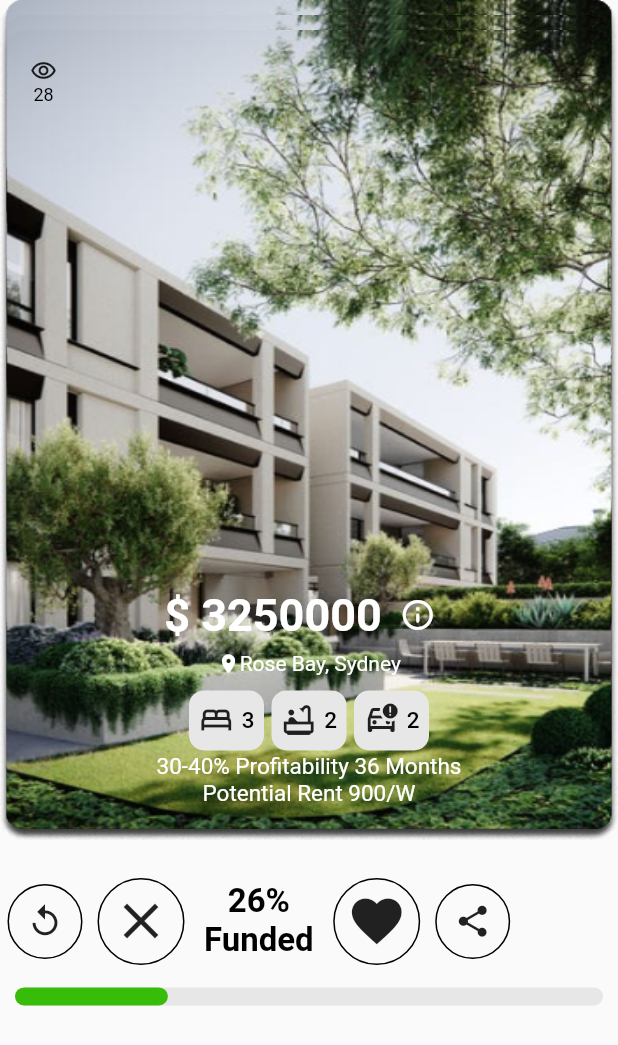
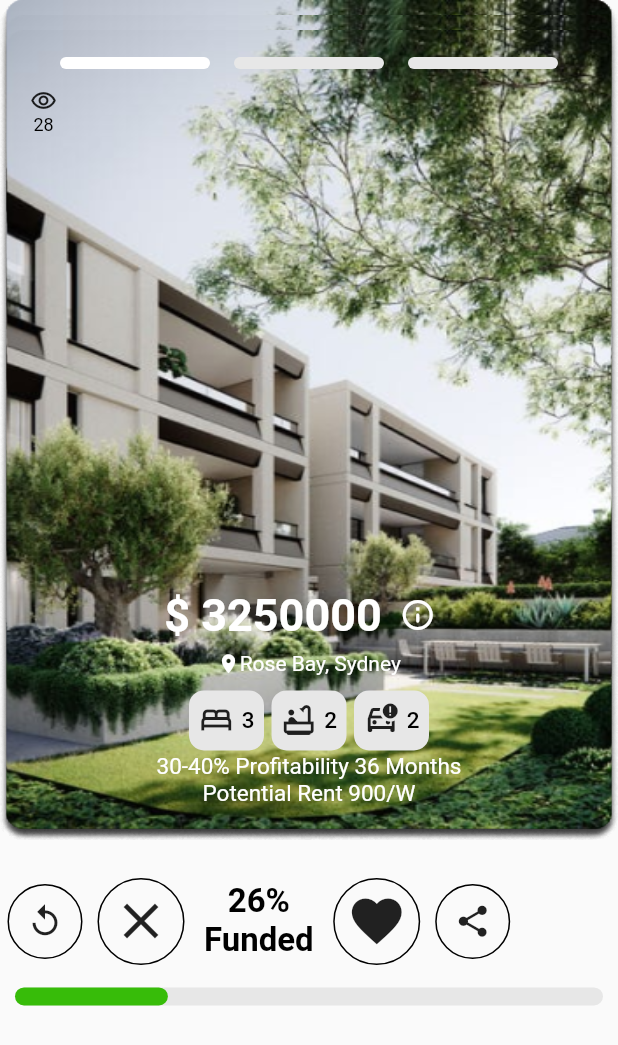
Before and after one commit to stevan2021/Buy_Mates, a Flutter app: the ActivityScreen widget shown alone on an empty page, opened directly, on a phone screen of 412 x 824 dp. Shown: the top 1045 px of the screen. Run offline on Flutter 3.47's test engine with Material 2 defaults, Android fonts, the phone set to English and light mode, and no system bars; drawn by our look-alikes of percent_indicator; our stand-ins replace animated_bottom_navigation_bar, eva_icons_flutter, fl_chart; missing offline and left inert: date_time_format, proste_bezier_curve.

Commit message:
Added Image slides

```diff
--- a/lib/main.dart
+++ b/lib/main.dart
@@ -23,6 +23,7 @@ class MyApp extends StatelessWidget {
         ),
       ],
       child: MaterialApp(
+        debugShowCheckedModeBanner: false,
         theme: ThemeData(
           primaryColor: Colors.black,
           backgroundColor: Colors.white,
--- a/lib/screens/home/activity_screen.dart
+++ b/lib/screens/home/activity_screen.dart
@@ -1,6 +1,5 @@
 import 'package:buy_mate/providers/bottom_navigation_provider.dart';
 import 'package:flutter/material.dart';
-import 'package:flutter_swipecards/flutter_swipecards.dart';
 import 'package:buy_mate/constants/color.dart';
 import 'package:buy_mate/functions/next_page.dart';
 import 'package:buy_mate/screens/home/allocation_screen.dart';
@@ -29,16 +28,12 @@ class _ActivityScreenState extends State<ActivityScreen> {
           id: '1',
           likes: 28,
           location: 'Rose Bay, Sydney',
-          image: 'asset/card_image.png',
+          image: [
+            'asset/card_image.png',
+            'asset/calculator.png',
+            'asset/card_image.png',
+          ],
           parking: 2));
-  final List<PeopleLiked> _peopleLiked = List.generate(
-    15,
-    (index) => PeopleLiked(
-        image: 'asset/heart.png',
-        name: 'Person $index',
-        subtitle: 'Some subtitle',
-        allocated: index % 2 == 0 ? 35 : null),
-  );
 
   late CardInfo _currentCard;
 
@@ -55,10 +50,12 @@ class _ActivityScreenState extends State<ActivityScreen> {
         SizedBox(
           height: MediaQuery.of(context).size.height * 0.68,
           child: Stack(
-            children: List.generate(_cardInfo.length,
-                    (index) => cardWithImage(context: context, index: index))
-                .reversed
-                .toList(),
+            children: List.generate(
+                _cardInfo.length,
+                (index) => CardWithImage(
+                      index: index,
+                      cardInfo: _cardInfo,
+                    )).reversed.toList(),
           ),
         ),
         const SizedBox(
@@ -114,131 +111,30 @@ class _ActivityScreenState extends State<ActivityScreen> {
       ],
     );
   }
+}
 
-  SizedBox cardWithImage({required BuildContext context, required int index}) {
-    return SizedBox(
-      child: Padding(
-        padding: EdgeInsets.only(
-            top: index == 0
-                ? 20
-                : index == 1
-                    ? 10
-                    : 0),
-        child: ClipRect(
-          clipBehavior: Clip.antiAliasWithSaveLayer,
-          child: Stack(
-            fit: StackFit.expand,
-            children: [
-              Image.asset(
-                _cardInfo[index].image,
-                fit: BoxFit.fill,
-              ),
-              Positioned(
-                top: 10,
-                left: 5,
-                child: IconButton(
-                  onPressed: () {
-                    showBottomSheetWidget(
-                        context: context, peopleLiked: _peopleLiked);
-                  },
-                  icon: Column(
-                    children: [
-                      const Flexible(
-                        child: Icon(
-                          Icons.remove_red_eye_outlined,
-                          size: 18,
-                        ),
-                      ),
-                      regularText(
-                          text: _cardInfo[index].likes.toString(),
-                          color: kBlackColor,
-                          size: 12)
-                    ],
-                  ),
-                ),
-              ),
-              Align(
-                alignment: Alignment.bottomCenter,
-                child: Column(
-                  crossAxisAlignment: CrossAxisAlignment.stretch,
-                  mainAxisAlignment: MainAxisAlignment.end,
-                  children: [
-                    Row(
-                      crossAxisAlignment: CrossAxisAlignment.center,
-                      mainAxisAlignment: MainAxisAlignment.center,
-                      children: [
-                        boldText(
-                            text: '\$ ${_cardInfo[index].cost.toString()}',
-                            textAlign: TextAlign.center),
-                        IconButton(
-                          onPressed: () => nextPage(
-                              context: context,
-                              widget: const DescriptionScreen()),
-                          icon: const Icon(
-                            Icons.info_outline_rounded,
-                            color: kWhiteColor,
-                          ),
-                        ),
-                      ],
-                    ),
-                    Row(
-                      crossAxisAlignment: CrossAxisAlignment.center,
-                      mainAxisAlignment: MainAxisAlignment.center,
-                      children: [
-                        const Icon(
-                          Icons.location_on,
-                          color: kWhiteColor,
-                          size: 15,
-                        ),
-                        regularText(text: _cardInfo[index].location),
-                      ],
-                    ),
-                    const SizedBox(
-                      height: 10,
-                    ),
-                    Row(
-                      crossAxisAlignment: CrossAxisAlignment.center,
-                      mainAxisAlignment: MainAxisAlignment.center,
-                      children: [
-                        _smallCards(
-                            text: _cardInfo[index].bed.toString(),
-                            icon: Icons.bed_outlined),
-                        const SizedBox(
-                          width: 5,
-                        ),
-                        _smallCards(
-                            text: _cardInfo[index].bathroom.toString(),
-                            icon: Icons.bathtub_outlined),
-                        const SizedBox(
-                          width: 5,
-                        ),
-                        _smallCards(
-                            text: _cardInfo[index].parking.toString(),
-                            icon: Icons.car_crash_outlined),
-                      ],
-                    ),
-                    SizedBox(
-                      width: 10,
-                      height: 40,
-                      child: Center(
-                        child: regularText(
-                            text: _cardInfo[index].text,
-                            size: 15,
-                            textAlign: TextAlign.center),
-                      ),
-                    ),
-                    const SizedBox(
-                      height: 20,
-                    ),
-                  ],
-                ),
-              ),
-            ],
-          ),
-        ),
-      ),
-    );
-  }
+class CardWithImage extends StatefulWidget {
+  final List<CardInfo> cardInfo;
+  final int index;
+
+  const CardWithImage({Key? key, required this.index, required this.cardInfo})
+      : super(key: key);
+
+  @override
+  State<CardWithImage> createState() => _CardWithImageState();
+}
+
+int _imageIndex = 0;
+
+class _CardWithImageState extends State<CardWithImage> {
+  final List<PeopleLiked> _peopleLiked = List.generate(
+    15,
+    (index) => PeopleLiked(
+        image: 'asset/heart.png',
+        name: 'Person $index',
+        subtitle: 'Some subtitle',
+        allocated: index % 2 == 0 ? 35 : null),
+  );
 
   Container _smallCards({required String text, required IconData icon}) {
     return Container(
@@ -262,6 +158,171 @@ class _ActivityScreenState extends State<ActivityScreen> {
             ),
           )
         ],
+      ),
+    );
+  }
+
+  @override
+  Widget build(BuildContext context) {
+    return SizedBox(
+      child: Padding(
+        padding: EdgeInsets.only(
+            top: widget.index == 0
+                ? 20
+                : widget.index == 1
+                    ? 10
+                    : 0),
+        child: ClipRect(
+          clipBehavior: Clip.antiAliasWithSaveLayer,
+          child: Stack(
+            fit: StackFit.expand,
+            children: [
+              Image.asset(
+                widget.cardInfo[widget.index].image[_imageIndex],
+                fit: BoxFit.fill,
+              ),
+              Positioned(
+                top: 10,
+                left: 2,
+                right: 2,
+                child: Row(
+                  mainAxisAlignment: MainAxisAlignment.center,
+                  crossAxisAlignment: CrossAxisAlignment.center,
+                  children: List.generate(
+                    3,
+                    (index) => Padding(
+                      padding: const EdgeInsets.symmetric(horizontal: 8),
+                      child: GestureDetector(
+                        onTap: () {
+                          setState(() {
+                            _imageIndex = index;
+                          });
+                        },
+                        child: Padding(
+                          padding: const EdgeInsets.symmetric(vertical: 8.0),
+                          child: Container(
+                            height: 8,
+                            width: 100,
+                            decoration: BoxDecoration(
+                              color: _imageIndex == index
+                                  ? kWhiteColor
+                                  : kCardColor,
+                              borderRadius: BorderRadius.circular(20),
+                            ),
+                          ),
+                        ),
+                      ),
+                    ),
+                  ),
+                ),
+              ),
+              Positioned(
+                top: 30,
+                left: 5,
+                child: IconButton(
+                  onPressed: () {
+                    showBottomSheetWidget(
+                        context: context, peopleLiked: _peopleLiked);
+                  },
+                  icon: Column(
+                    children: [
+                      const Flexible(
+                        child: Icon(
+                          Icons.remove_red_eye_outlined,
+                          size: 18,
+                        ),
+                      ),
+                      regularText(
+                          text: widget.cardInfo[widget.index].likes.toString(),
+                          color: kBlackColor,
+                          size: 12)
+                    ],
+                  ),
+                ),
+              ),
+              Align(
+                alignment: Alignment.bottomCenter,
+                child: Column(
+                  crossAxisAlignment: CrossAxisAlignment.stretch,
+                  mainAxisAlignment: MainAxisAlignment.end,
+                  children: [
+                    Row(
+                      crossAxisAlignment: CrossAxisAlignment.center,
+                      mainAxisAlignment: MainAxisAlignment.center,
+                      children: [
+                        boldText(
+                            text:
+                                '\$ ${widget.cardInfo[widget.index].cost.toString()}',
+                            textAlign: TextAlign.center),
+                        IconButton(
+                          onPressed: () => nextPage(
+                              context: context,
+                              widget: const DescriptionScreen()),
+                          icon: const Icon(
+                            Icons.info_outline_rounded,
+                            color: kWhiteColor,
+                          ),
+                        ),
+                      ],
+                    ),
+                    Row(
+                      crossAxisAlignment: CrossAxisAlignment.center,
+                      mainAxisAlignment: MainAxisAlignment.center,
+                      children: [
+                        const Icon(
+                          Icons.location_on,
+                          color: kWhiteColor,
+                          size: 15,
+                        ),
+                        regularText(
+                            text: widget.cardInfo[widget.index].location),
+                      ],
+                    ),
+                    const SizedBox(
+                      height: 10,
+                    ),
+                    Row(
+                      crossAxisAlignment: CrossAxisAlignment.center,
+                      mainAxisAlignment: MainAxisAlignment.center,
+                      children: [
+                        _smallCards(
+                            text: widget.cardInfo[widget.index].bed.toString(),
+                            icon: Icons.bed_outlined),
+                        const SizedBox(
+                          width: 5,
+                        ),
+                        _smallCards(
+                            text: widget.cardInfo[widget.index].bathroom
+                                .toString(),
+                            icon: Icons.bathtub_outlined),
+                        const SizedBox(
+                          width: 5,
+                        ),
+                        _smallCards(
+                            text: widget.cardInfo[widget.index].parking
+                                .toString(),
+                            icon: Icons.car_crash_outlined),
+                      ],
+                    ),
+                    SizedBox(
+                      width: 10,
+                      height: 40,
+                      child: Center(
+                        child: regularText(
+                            text: widget.cardInfo[widget.index].text,
+                            size: 15,
+                            textAlign: TextAlign.center),
+                      ),
+                    ),
+                    const SizedBox(
+                      height: 20,
+                    ),
+                  ],
+                ),
+              ),
+            ],
+          ),
+        ),
       ),
     );
   }
@@ -290,7 +351,7 @@ class CardInfo {
   final int parking;
   final String text;
   final int likes;
-  final String image;
+  final List<String> image;
   final int funded;
 
   CardInfo(
--- a/lib/screens/home/description.dart
+++ b/lib/screens/home/description.dart
@@ -1,7 +1,13 @@
+import 'package:buy_mate/functions/next_page.dart';
+import 'package:buy_mate/providers/bottom_navigation_provider.dart';
+import 'package:buy_mate/screens/home/allocation_screen.dart';
+import 'package:buy_mate/screens/home/home_screen.dart';
+import 'package:buy_mate/screens/home/share_screen.dart';
 import 'package:flutter/material.dart';
 import 'package:buy_mate/constants/color.dart';
 import 'package:buy_mate/screens/home/activity_screen.dart';
 import 'package:buy_mate/widgets/text_styles.dart';
+import 'package:provider/provider.dart';
 
 class DescriptionScreen extends StatelessWidget {
   const DescriptionScreen({Key? key}) : super(key: key);
@@ -94,7 +100,12 @@ class DescriptionScreen extends StatelessWidget {
                     containerColor: kWhiteColor,
                     icon: Icons.close,
                     size: 40,
-                    function: () {},
+                    function: () {
+                      Provider.of<BottomNavigationProvider>(context,
+                              listen: false)
+                          .changeIndex(index: 3);
+                      nextPage(context: context, widget: HomeScreen());
+                    },
                     isBig: true),
                 const SizedBox(
                   width: 30,
@@ -103,13 +114,18 @@ class DescriptionScreen extends StatelessWidget {
                     containerColor: kWhiteColor,
                     icon: Icons.favorite,
                     size: 40,
-                    function: () {},
+                    function: () {
+                      nextPage(
+                          context: context, widget: const AllocationScreen());
+                    },
                     isBig: true),
                 iconWithTaps(
                     containerColor: kWhiteColor,
                     icon: Icons.share,
                     size: 25,
-                    function: () {},
+                    function: () {
+                      nextPage(context: context, widget: const ShareScreen());
+                    },
                     isBig: false),
               ],
             ),
```
